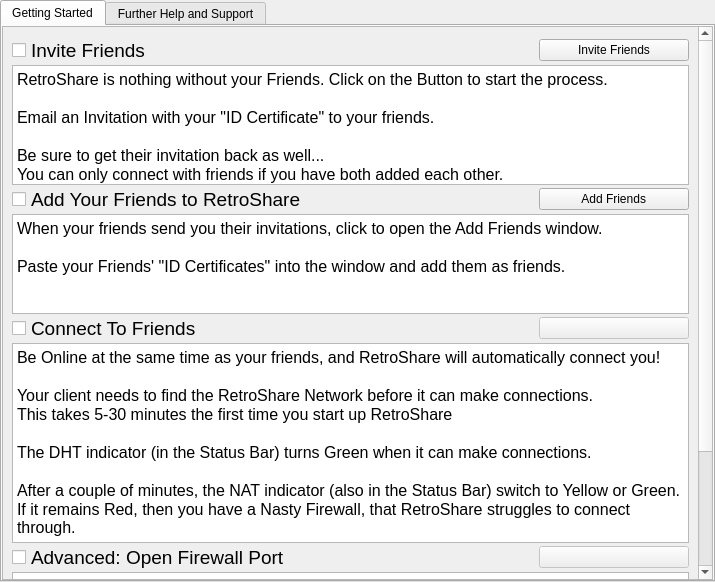
This is retroshare-gui/src/gui/GetStartedDialog.ui in RetroShare/RetroShare as Qt 5 draws it before an edit. The edited form follows.
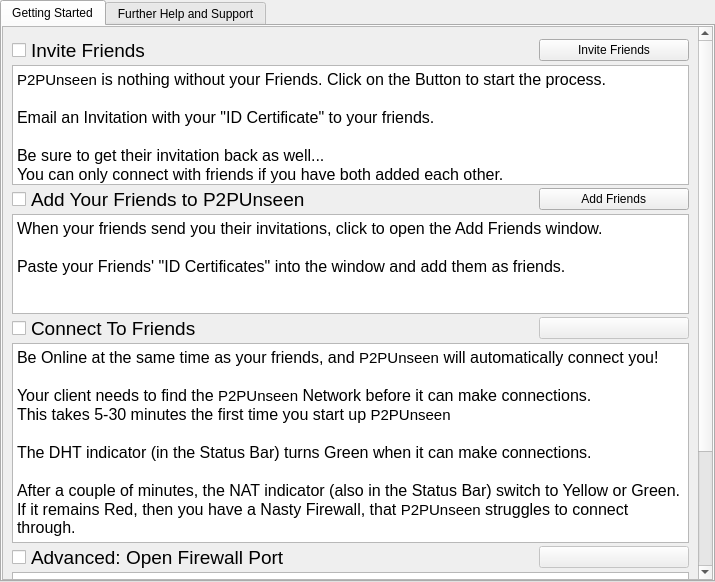
This is the edited form. Icons and pictures are not drawn.

Commit message: replace P2PUnseen text in .ui file

Diff of the .ui file:
```diff
--- a/retroshare-gui/src/gui/GetStartedDialog.ui
+++ b/retroshare-gui/src/gui/GetStartedDialog.ui
@@ -48,9 +48,9 @@
           <property name="geometry">
            <rect>
             <x>0</x>
-            <y>0</y>
-            <width>672</width>
-            <height>732</height>
+            <y>-187</y>
+            <width>695</width>
+            <height>736</height>
            </rect>
           </property>
           <layout class="QVBoxLayout" name="verticalLayout_4">
@@ -121,13 +121,13 @@
                 <string>&lt;!DOCTYPE HTML PUBLIC &quot;-//W3C//DTD HTML 4.0//EN&quot; &quot;http://www.w3.org/TR/REC-html40/strict.dtd&quot;&gt;
 &lt;html&gt;&lt;head&gt;&lt;meta name=&quot;qrichtext&quot; content=&quot;1&quot; /&gt;&lt;style type=&quot;text/css&quot;&gt;
 p, li { white-space: pre-wrap; }
-&lt;/style&gt;&lt;/head&gt;&lt;body style=&quot; font-family:'MS Shell Dlg 2'; font-size:8.25pt; font-weight:400; font-style:normal;&quot;&gt;
-&lt;p style=&quot; margin-top:0px; margin-bottom:0px; margin-left:0px; margin-right:0px; -qt-block-indent:0; text-indent:0px;&quot;&gt;&lt;span style=&quot; font-size:12pt;&quot;&gt;RetroShare is nothing without your Friends. Click on the Button to start the process.&lt;/span&gt;&lt;/p&gt;
-&lt;p style=&quot;-qt-paragraph-type:empty; margin-top:0px; margin-bottom:0px; margin-left:0px; margin-right:0px; -qt-block-indent:0; text-indent:0px; font-size:12pt;&quot;&gt;&lt;/p&gt;
-&lt;p style=&quot; margin-top:0px; margin-bottom:0px; margin-left:0px; margin-right:0px; -qt-block-indent:0; text-indent:0px;&quot;&gt;&lt;span style=&quot; font-size:12pt;&quot;&gt;Email an Invitation with your &amp;quot;ID Certificate&amp;quot; to your friends.&lt;/span&gt;&lt;/p&gt;
-&lt;p style=&quot;-qt-paragraph-type:empty; margin-top:0px; margin-bottom:0px; margin-left:0px; margin-right:0px; -qt-block-indent:0; text-indent:0px; font-size:12pt;&quot;&gt;&lt;/p&gt;
-&lt;p style=&quot; margin-top:0px; margin-bottom:0px; margin-left:0px; margin-right:0px; -qt-block-indent:0; text-indent:0px;&quot;&gt;&lt;span style=&quot; font-size:12pt;&quot;&gt;Be sure to get their invitation back as well... &lt;/span&gt;&lt;/p&gt;
-&lt;p style=&quot; margin-top:0px; margin-bottom:0px; margin-left:0px; margin-right:0px; -qt-block-indent:0; text-indent:0px;&quot;&gt;&lt;span style=&quot; font-size:12pt;&quot;&gt;You can only connect with friends if you have both added each other.&lt;/span&gt;&lt;/p&gt;&lt;/body&gt;&lt;/html&gt;</string>
+&lt;/style&gt;&lt;/head&gt;&lt;body style=&quot; font-family:'Ubuntu'; font-size:11pt; font-weight:400; font-style:normal;&quot;&gt;
+&lt;p style=&quot; margin-top:0px; margin-bottom:0px; margin-left:0px; margin-right:0px; -qt-block-indent:0; text-indent:0px;&quot;&gt;P2PUnseen&lt;span style=&quot; font-family:'MS Shell Dlg 2'; font-size:12pt;&quot;&gt; is nothing without your Friends. Click on the Button to start the process.&lt;/span&gt;&lt;/p&gt;
+&lt;p style=&quot;-qt-paragraph-type:empty; margin-top:0px; margin-bottom:0px; margin-left:0px; margin-right:0px; -qt-block-indent:0; text-indent:0px; font-family:'MS Shell Dlg 2'; font-size:12pt;&quot;&gt;&lt;br /&gt;&lt;/p&gt;
+&lt;p style=&quot; margin-top:0px; margin-bottom:0px; margin-left:0px; margin-right:0px; -qt-block-indent:0; text-indent:0px;&quot;&gt;&lt;span style=&quot; font-family:'MS Shell Dlg 2'; font-size:12pt;&quot;&gt;Email an Invitation with your &amp;quot;ID Certificate&amp;quot; to your friends.&lt;/span&gt;&lt;/p&gt;
+&lt;p style=&quot;-qt-paragraph-type:empty; margin-top:0px; margin-bottom:0px; margin-left:0px; margin-right:0px; -qt-block-indent:0; text-indent:0px; font-family:'MS Shell Dlg 2'; font-size:12pt;&quot;&gt;&lt;br /&gt;&lt;/p&gt;
+&lt;p style=&quot; margin-top:0px; margin-bottom:0px; margin-left:0px; margin-right:0px; -qt-block-indent:0; text-indent:0px;&quot;&gt;&lt;span style=&quot; font-family:'MS Shell Dlg 2'; font-size:12pt;&quot;&gt;Be sure to get their invitation back as well... &lt;/span&gt;&lt;/p&gt;
+&lt;p style=&quot; margin-top:0px; margin-bottom:0px; margin-left:0px; margin-right:0px; -qt-block-indent:0; text-indent:0px;&quot;&gt;&lt;span style=&quot; font-family:'MS Shell Dlg 2'; font-size:12pt;&quot;&gt;You can only connect with friends if you have both added each other.&lt;/span&gt;&lt;/p&gt;&lt;/body&gt;&lt;/html&gt;</string>
                </property>
               </widget>
              </item>
@@ -149,7 +149,7 @@
                 </font>
                </property>
                <property name="text">
-                <string>Add Your Friends to RetroShare</string>
+                <string>Add Your Friends to P2PUnseen</string>
                </property>
                <property name="icon">
                 <iconset resource="images.qrc">
@@ -282,18 +282,18 @@
                 <string>&lt;!DOCTYPE HTML PUBLIC &quot;-//W3C//DTD HTML 4.0//EN&quot; &quot;http://www.w3.org/TR/REC-html40/strict.dtd&quot;&gt;
 &lt;html&gt;&lt;head&gt;&lt;meta name=&quot;qrichtext&quot; content=&quot;1&quot; /&gt;&lt;style type=&quot;text/css&quot;&gt;
 p, li { white-space: pre-wrap; }
-&lt;/style&gt;&lt;/head&gt;&lt;body style=&quot; font-family:'MS Shell Dlg 2'; font-size:8.25pt; font-weight:400; font-style:normal;&quot;&gt;
-&lt;p style=&quot; margin-top:0px; margin-bottom:0px; margin-left:0px; margin-right:0px; -qt-block-indent:0; text-indent:0px;&quot;&gt;&lt;span style=&quot; font-size:12pt;&quot;&gt;Be Online at the same time as your friends, and RetroShare will automatically connect you!&lt;/span&gt;&lt;/p&gt;
-&lt;p style=&quot;-qt-paragraph-type:empty; margin-top:0px; margin-bottom:0px; margin-left:0px; margin-right:0px; -qt-block-indent:0; text-indent:0px; font-size:12pt;&quot;&gt;&lt;/p&gt;
-&lt;p style=&quot; margin-top:0px; margin-bottom:0px; margin-left:0px; margin-right:0px; -qt-block-indent:0; text-indent:0px;&quot;&gt;&lt;span style=&quot; font-size:12pt;&quot;&gt;Your client needs to find the RetroShare Network before it can make connections.&lt;/span&gt;&lt;/p&gt;
-&lt;p style=&quot; margin-top:0px; margin-bottom:0px; margin-left:0px; margin-right:0px; -qt-block-indent:0; text-indent:0px;&quot;&gt;&lt;span style=&quot; font-size:12pt;&quot;&gt;This takes 5-30 minutes the first time you start up RetroShare&lt;/span&gt;&lt;/p&gt;
-&lt;p style=&quot;-qt-paragraph-type:empty; margin-top:0px; margin-bottom:0px; margin-left:0px; margin-right:0px; -qt-block-indent:0; text-indent:0px; font-size:12pt;&quot;&gt;&lt;/p&gt;
-&lt;p style=&quot; margin-top:0px; margin-bottom:0px; margin-left:0px; margin-right:0px; -qt-block-indent:0; text-indent:0px;&quot;&gt;&lt;span style=&quot; font-size:12pt;&quot;&gt;The DHT indicator (in the Status Bar) turns Green when it can make connections.&lt;/span&gt;&lt;/p&gt;
-&lt;p style=&quot;-qt-paragraph-type:empty; margin-top:0px; margin-bottom:0px; margin-left:0px; margin-right:0px; -qt-block-indent:0; text-indent:0px; font-size:12pt;&quot;&gt;&lt;/p&gt;
-&lt;p style=&quot; margin-top:0px; margin-bottom:0px; margin-left:0px; margin-right:0px; -qt-block-indent:0; text-indent:0px;&quot;&gt;&lt;span style=&quot; font-size:12pt;&quot;&gt;After a couple of minutes, the NAT indicator (also in the Status Bar) switch to Yellow or Green.&lt;/span&gt;&lt;/p&gt;
-&lt;p style=&quot; margin-top:0px; margin-bottom:0px; margin-left:0px; margin-right:0px; -qt-block-indent:0; text-indent:0px;&quot;&gt;&lt;span style=&quot; font-size:12pt;&quot;&gt;If it remains Red, then you have a Nasty Firewall, that RetroShare struggles to connect through.&lt;/span&gt;&lt;/p&gt;
-&lt;p style=&quot;-qt-paragraph-type:empty; margin-top:0px; margin-bottom:0px; margin-left:0px; margin-right:0px; -qt-block-indent:0; text-indent:0px; font-size:12pt;&quot;&gt;&lt;/p&gt;
-&lt;p style=&quot; margin-top:0px; margin-bottom:0px; margin-left:0px; margin-right:0px; -qt-block-indent:0; text-indent:0px;&quot;&gt;&lt;span style=&quot; font-size:12pt;&quot;&gt;Look in the Further Help section for more advice about connecting.&lt;/span&gt;&lt;/p&gt;&lt;/body&gt;&lt;/html&gt;</string>
+&lt;/style&gt;&lt;/head&gt;&lt;body style=&quot; font-family:'Ubuntu'; font-size:11pt; font-weight:400; font-style:normal;&quot;&gt;
+&lt;p style=&quot; margin-top:0px; margin-bottom:0px; margin-left:0px; margin-right:0px; -qt-block-indent:0; text-indent:0px;&quot;&gt;&lt;span style=&quot; font-family:'MS Shell Dlg 2'; font-size:12pt;&quot;&gt;Be Online at the same time as your friends, and &lt;/span&gt;P2PUnseen&lt;span style=&quot; font-family:'MS Shell Dlg 2'; font-size:12pt;&quot;&gt; will automatically connect you!&lt;/span&gt;&lt;/p&gt;
+&lt;p style=&quot;-qt-paragraph-type:empty; margin-top:0px; margin-bottom:0px; margin-left:0px; margin-right:0px; -qt-block-indent:0; text-indent:0px; font-family:'MS Shell Dlg 2'; font-size:12pt;&quot;&gt;&lt;br /&gt;&lt;/p&gt;
+&lt;p style=&quot; margin-top:0px; margin-bottom:0px; margin-left:0px; margin-right:0px; -qt-block-indent:0; text-indent:0px;&quot;&gt;&lt;span style=&quot; font-family:'MS Shell Dlg 2'; font-size:12pt;&quot;&gt;Your client needs to find the &lt;/span&gt;P2PUnseen&lt;span style=&quot; font-family:'MS Shell Dlg 2'; font-size:12pt;&quot;&gt; Network before it can make connections.&lt;/span&gt;&lt;/p&gt;
+&lt;p style=&quot; margin-top:0px; margin-bottom:0px; margin-left:0px; margin-right:0px; -qt-block-indent:0; text-indent:0px;&quot;&gt;&lt;span style=&quot; font-family:'MS Shell Dlg 2'; font-size:12pt;&quot;&gt;This takes 5-30 minutes the first time you start up &lt;/span&gt;P2PUnseen&lt;/p&gt;
+&lt;p style=&quot;-qt-paragraph-type:empty; margin-top:0px; margin-bottom:0px; margin-left:0px; margin-right:0px; -qt-block-indent:0; text-indent:0px; font-family:'MS Shell Dlg 2'; font-size:12pt;&quot;&gt;&lt;br /&gt;&lt;/p&gt;
+&lt;p style=&quot; margin-top:0px; margin-bottom:0px; margin-left:0px; margin-right:0px; -qt-block-indent:0; text-indent:0px;&quot;&gt;&lt;span style=&quot; font-family:'MS Shell Dlg 2'; font-size:12pt;&quot;&gt;The DHT indicator (in the Status Bar) turns Green when it can make connections.&lt;/span&gt;&lt;/p&gt;
+&lt;p style=&quot;-qt-paragraph-type:empty; margin-top:0px; margin-bottom:0px; margin-left:0px; margin-right:0px; -qt-block-indent:0; text-indent:0px; font-family:'MS Shell Dlg 2'; font-size:12pt;&quot;&gt;&lt;br /&gt;&lt;/p&gt;
+&lt;p style=&quot; margin-top:0px; margin-bottom:0px; margin-left:0px; margin-right:0px; -qt-block-indent:0; text-indent:0px;&quot;&gt;&lt;span style=&quot; font-family:'MS Shell Dlg 2'; font-size:12pt;&quot;&gt;After a couple of minutes, the NAT indicator (also in the Status Bar) switch to Yellow or Green.&lt;/span&gt;&lt;/p&gt;
+&lt;p style=&quot; margin-top:0px; margin-bottom:0px; margin-left:0px; margin-right:0px; -qt-block-indent:0; text-indent:0px;&quot;&gt;&lt;span style=&quot; font-family:'MS Shell Dlg 2'; font-size:12pt;&quot;&gt;If it remains Red, then you have a Nasty Firewall, that &lt;/span&gt;P2PUnseen&lt;span style=&quot; font-family:'MS Shell Dlg 2'; font-size:12pt;&quot;&gt; struggles to connect through.&lt;/span&gt;&lt;/p&gt;
+&lt;p style=&quot;-qt-paragraph-type:empty; margin-top:0px; margin-bottom:0px; margin-left:0px; margin-right:0px; -qt-block-indent:0; text-indent:0px; font-family:'MS Shell Dlg 2'; font-size:12pt;&quot;&gt;&lt;br /&gt;&lt;/p&gt;
+&lt;p style=&quot; margin-top:0px; margin-bottom:0px; margin-left:0px; margin-right:0px; -qt-block-indent:0; text-indent:0px;&quot;&gt;&lt;span style=&quot; font-family:'MS Shell Dlg 2'; font-size:12pt;&quot;&gt;Look in the Further Help section for more advice about connecting.&lt;/span&gt;&lt;/p&gt;&lt;/body&gt;&lt;/html&gt;</string>
                </property>
               </widget>
              </item>
```
Left out of the diff: 65 changed lines with no effect on the pictures. The commit also changes 33 other files.
